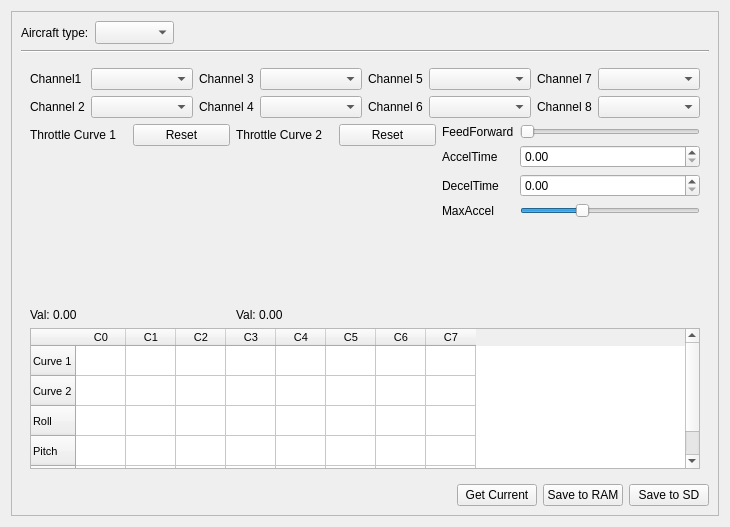
Old version of the form ground/src/plugins/config/airframe.ui in the repository openpilot/OpenPilot.
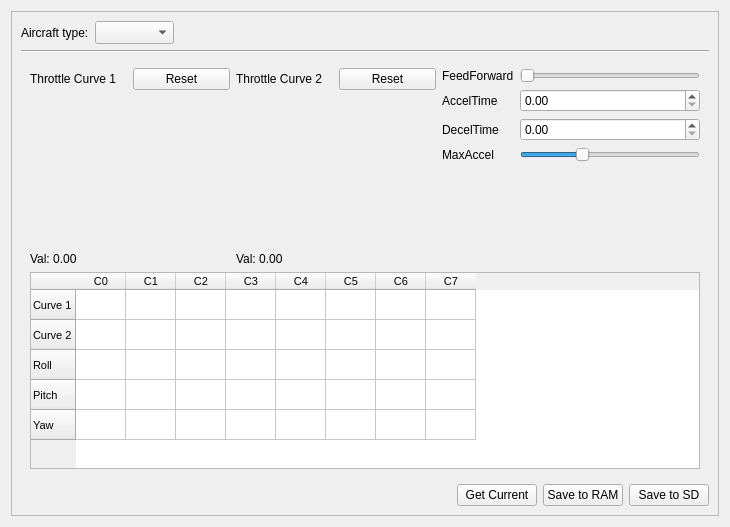
New version of the form. The open tabs and pages were chosen to show the change. Custom widgets are drawn as their Qt base class.

Commit message: OP-138 Various updates to config gadget: new quad shapes in the artwork, new tooltips, and start of the feed forward testing interface, with foolproof user safety (tm) built it...

Diff of the .ui file:
```diff
--- a/ground/src/plugins/config/airframe.ui
+++ b/ground/src/plugins/config/airframe.ui
@@ -1171,112 +1171,6 @@
          <layout class="QVBoxLayout" name="verticalLayout_9">
           <item>
            <layout class="QVBoxLayout" name="verticalLayout_16">
-            <item>
-             <layout class="QHBoxLayout" name="horizontalLayout_13">
-              <item>
-               <layout class="QFormLayout" name="formLayout_8">
-                <item row="0" column="0">
-                 <widget class="QLabel" name="label_2">
-                  <property name="text">
-                   <string>Channel1</string>
-                  </property>
-                 </widget>
-                </item>
-                <item row="0" column="1">
-                 <widget class="QComboBox" name="comboBox"/>
-                </item>
-                <item row="1" column="0">
-                 <widget class="QLabel" name="label_29">
-                  <property name="text">
-                   <string>Channel 2</string>
-                  </property>
-                 </widget>
-                </item>
-                <item row="1" column="1">
-                 <widget class="QComboBox" name="comboBox_5"/>
-                </item>
-               </layout>
-              </item>
-              <item>
-               <layout class="QFormLayout" name="formLayout_9">
-                <property name="fieldGrowthPolicy">
-                 <enum>QFormLayout::AllNonFixedFieldsGrow</enum>
-                </property>
-                <item row="0" column="0">
-                 <widget class="QLabel" name="label_26">
-                  <property name="text">
-                   <string>Channel 3</string>
-                  </property>
-                 </widget>
-                </item>
-                <item row="0" column="1">
-                 <widget class="QComboBox" name="comboBox_3"/>
-                </item>
-                <item row="1" column="0">
-                 <widget class="QLabel" name="label_30">
-                  <property name="text">
-                   <string>Channel 4</string>
-                  </property>
-                 </widget>
-                </item>
-                <item row="1" column="1">
-                 <widget class="QComboBox" name="comboBox_6"/>
-                </item>
-               </layout>
-              </item>
-              <item>
-               <layout class="QFormLayout" name="formLayout_11">
-                <item row="0" column="0">
-                 <widget class="QLabel" name="label_28">
-                  <property name="text">
-                   <string>Channel 5</string>
-                  </property>
-                 </widget>
-                </item>
-                <item row="0" column="1">
-                 <widget class="QComboBox" name="comboBox_4"/>
-                </item>
-                <item row="1" column="0">
-                 <widget class="QLabel" name="label_31">
-                  <property name="text">
-                   <string>Channel 6</string>
-                  </property>
-                 </widget>
-                </item>
-                <item row="1" column="1">
-                 <widget class="QComboBox" name="comboBox_7"/>
-                </item>
-               </layout>
-              </item>
-              <item>
-               <layout class="QFormLayout" name="formLayout_5">
-                <property name="fieldGrowthPolicy">
-                 <enum>QFormLayout::AllNonFixedFieldsGrow</enum>
-                </property>
-                <item row="0" column="0">
-                 <widget class="QLabel" name="label_27">
-                  <property name="text">
-                   <string>Channel 7</string>
-                  </property>
-                 </widget>
-                </item>
-                <item row="0" column="1">
-                 <widget class="QComboBox" name="comboBox_2"/>
-                </item>
-                <item row="1" column="0">
-                 <widget class="QLabel" name="label_32">
-                  <property name="text">
-                   <string>Channel 8</string>
-                  </property>
-                 </widget>
-                </item>
-                <item row="1" column="1">
-                 <widget class="QComboBox" name="comboBox_8"/>
-                </item>
-               </layout>
-              </item>
-             </layout>
-            </item>
             <item>
              <layout class="QHBoxLayout" name="horizontalLayout_14">
               <item>
```
Left out of the diff: 112 changed lines with no effect on the pictures. The commit also changes 3 other files.
